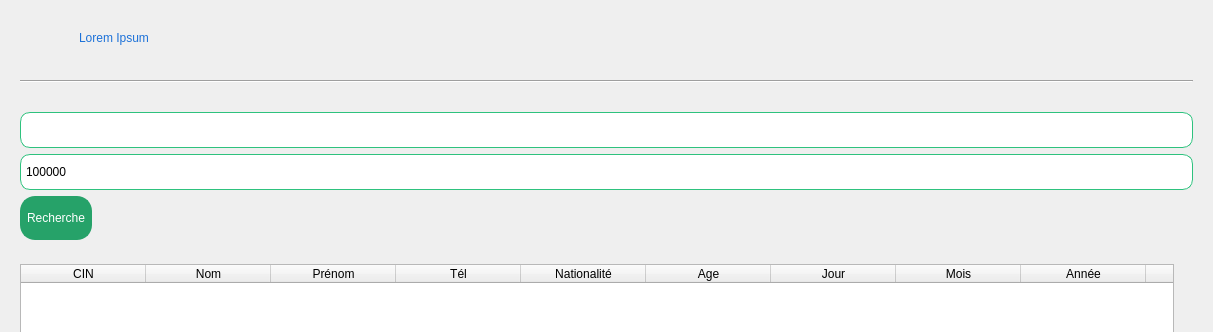
Old version of the form Personne/Afficher/affichageUi.ui in the repository Mindblownserver/mini-project; both pictures show x 0 to 1213 and y 0 to 332 of the 1213 by 592 pixel window.
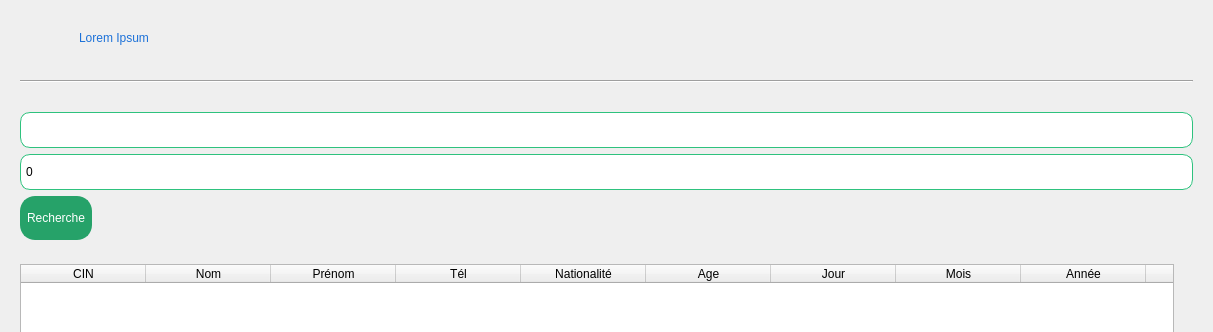
New version of the form. Icons and pictures are not drawn.

Patch:
```diff
--- a/Personne/Afficher/affichageUi.ui
+++ b/Personne/Afficher/affichageUi.ui
@@ -183,7 +183,7 @@
          <number>99999999</number>
         </property>
         <property name="value">
-         <number>86568451</number>
+         <number>0</number>
         </property>
         <property name="displayIntegerBase">
          <number>10</number>
```
